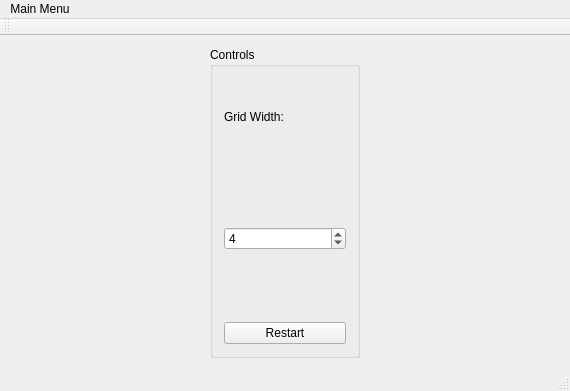
The window that mainwindow.ui (shaunBarker/jumpingCubes) describes before a commit, drawn with Qt 5.
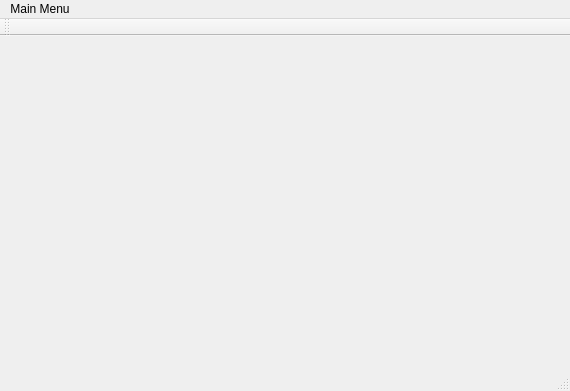
The same window after the commit.

Commit message: Main menu is now functional, removed all previous UI elements that are no longer neccessary, able to restart, change game size and exit game from main menu. Added title bar to the game.

The edit to the form file:
```diff
--- a/mainwindow.ui
+++ b/mainwindow.ui
@@ -15,58 +15,6 @@
   </property>
   <widget class="QWidget" name="centralWidget">
    <layout class="QGridLayout" name="gridLayout_2">
-    <item row="0" column="1">
-     <widget class="QGroupBox" name="controlBox">
-      <property name="minimumSize">
-       <size>
-        <width>150</width>
-        <height>250</height>
-       </size>
-      </property>
-      <property name="maximumSize">
-       <size>
-        <width>120</width>
-        <height>16777215</height>
-       </size>
-      </property>
-      <property name="title">
-       <string>Controls</string>
-      </property>
-      <layout class="QVBoxLayout" name="verticalLayout">
-       <item>
-        <layout class="QGridLayout" name="gridLayout_4">
-         <item row="1" column="0" rowspan="2">
-          <widget class="QSpinBox" name="spinBoardSize">
-           <property name="minimum">
-            <number>3</number>
-           </property>
-           <property name="maximum">
-            <number>999</number>
-           </property>
-           <property name="value">
-            <number>4</number>
-           </property>
-          </widget>
-         </item>
-         <item row="0" column="0">
-          <widget class="QLabel" name="label_3">
-           <property name="text">
-            <string>Grid Width:</string>
-           </property>
-          </widget>
-         </item>
-         <item row="3" column="0">
-          <widget class="QPushButton" name="resetButton">
-           <property name="text">
-            <string>Restart</string>
-           </property>
-          </widget>
-         </item>
-        </layout>
-       </item>
-      </layout>
-     </widget>
-    </item>
     <item row="0" column="0">
      <layout class="QGridLayout" name="boardLayout"/>
     </item>
```
Left out of the diff: 11 changed lines with no effect on the pictures. The commit also changes 6 other files.
